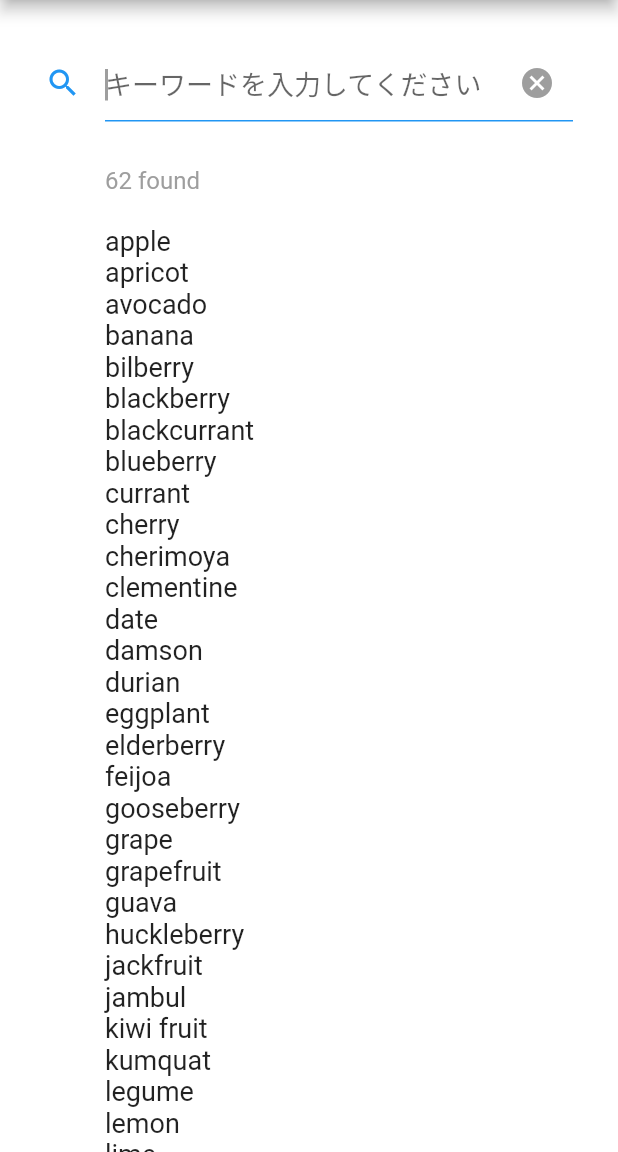
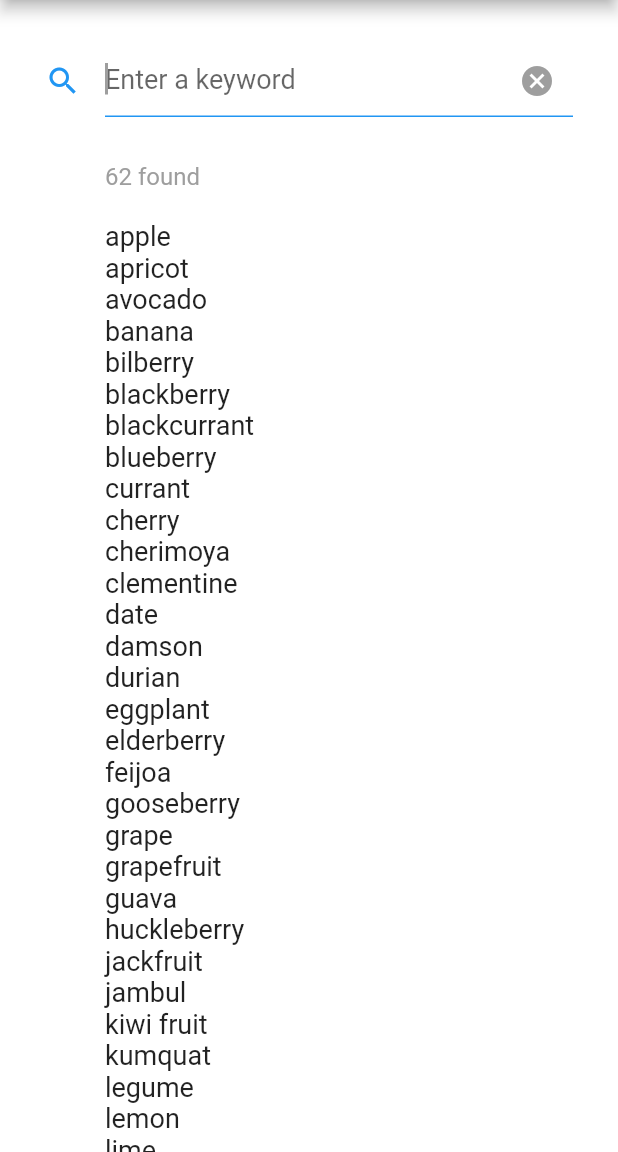
Before and after one commit to kevin76g/flutter_search_sample, a Flutter app: the screen it shows after launch, on a phone screen of 412 x 824 dp, the part 84-1236 px from its top. Run offline on Flutter 3.47's test engine with Material 2 defaults, Android fonts, the phone set to English and light mode, and no system bars.

Commit message:
リファクタリング

```diff
--- a/lib/view/search_screen.dart
+++ b/lib/view/search_screen.dart
@@ -39,7 +39,7 @@ class _SearchScreenState extends State<SearchScreen> {
         labelStyle: const TextStyle(
           color: Colors.blue,
         ),
-        hintText: 'キーワードを入力してください',
+        hintText: 'Enter a keyword',
         suffixIcon: IconButton(
           icon: const Icon(
             Icons.cancel,
```
Also changed, not shown: pubspec.lock, 2 other files.
